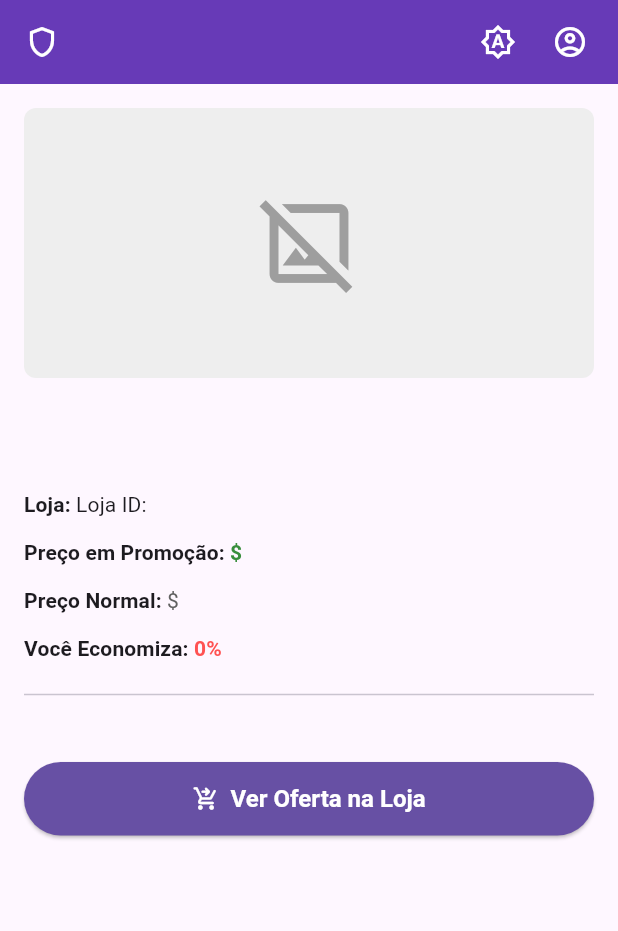
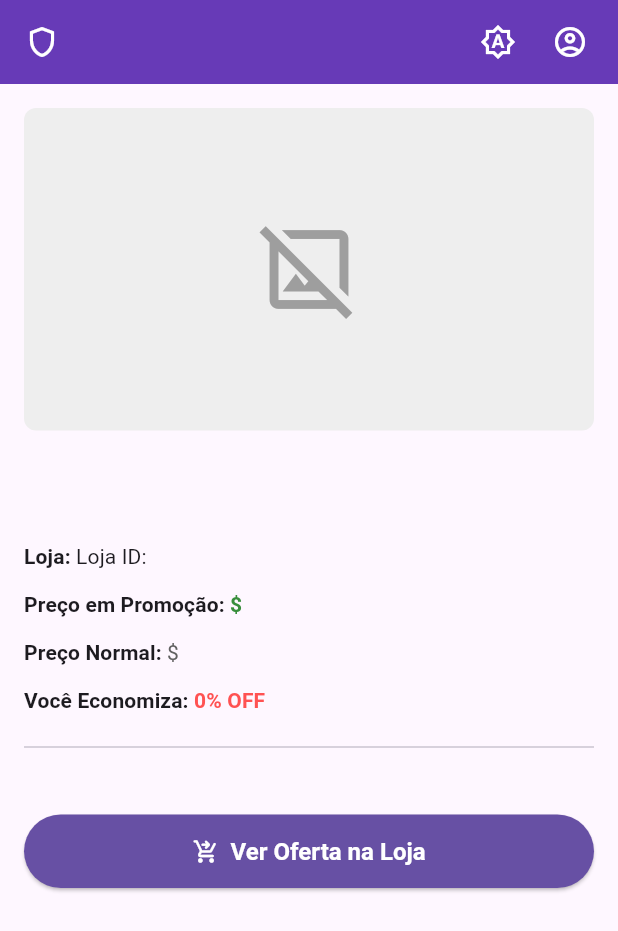
Before and after one commit to lopesDilceu/LootApp, a Flutter app: the SmallDealCardWidget widget shown alone on an empty page, opened directly with empty values, after a tap on an icon or button, on a phone screen of 412 x 824 dp. Shown: the top 931 px of the screen. Run offline on Flutter 3.47's test engine with Material 3 defaults, Android fonts, the phone set to English and light mode, and no system bars; our stand-ins replace flutter_secure_storage, get, get_storage; accounts and stored records are empty; network calls fail.

Commit message:
feat: add higher resolution images

```diff
--- a/lib/app/controllers/deal_detail_controller.dart
+++ b/lib/app/controllers/deal_detail_controller.dart
@@ -1,31 +1,51 @@
+import 'package:flutter/material.dart';
 import 'package:get/get.dart';
+import 'package:loot_app/app/constants/api/api_constants.dart';
 import 'package:loot_app/app/data/models/deal_model.dart';
 import 'package:url_launcher/url_launcher.dart'; // Para abrir o link da promoção
 
 class DealDetailController extends GetxController {
   final Rxn<DealModel> deal = Rxn<DealModel>();
 
-  // URL de redirecionamento da CheapShark
-  String _getDealRedirectUrl(String? dealID) {
-    if (dealID == null || dealID.isEmpty) return "https://www.cheapshark.com";
-    return 'https://www.cheapshark.com/redirect?dealID=$dealID';
+  // Getter para a URL da imagem que deve ser exibida na tela de detalhes
+  String get displayImageUrl {
+    if (deal.value == null) return '';
+
+    final currentDeal = deal.value!;
+    String imageUrlToUse = currentDeal.thumb;
+
+    if (currentDeal.steamAppID != null && currentDeal.steamAppID!.isNotEmpty) {
+      imageUrlToUse = 'https://steamcdn-a.akamaihd.net/steam/apps/${currentDeal.steamAppID}/header.jpg';
+      print("[DealDetailController] Usando URL da Steam (header.jpg): $imageUrlToUse");
+    } else {
+      print("[DealDetailController] Sem steamAppID, usando thumbnail: $imageUrlToUse");
+    }
+
+    if (imageUrlToUse.isEmpty) return '';
+
+    String encodedImageUrl = Uri.encodeComponent(imageUrlToUse);
+    // VVVVVV USA A CONSTANTE AQUI VVVVVV
+    final proxiedUrl = "${ApiConstants.imageProxyUrlPrefix}$encodedImageUrl";
+    print("[DealDetailController] URL final do proxy para a imagem: $proxiedUrl");
+    return proxiedUrl;
   }
 
   @override
   void onInit() {
     super.onInit();
+    print("[DealDetailController] onInit. Argumentos: ${Get.arguments}");
     if (Get.arguments is DealModel) {
       deal.value = Get.arguments as DealModel;
     } else {
-      print(
-        "ERRO: DealModel não foi passado como argumento para DealDetailScreen.",
-      );
-      Get.snackbar(
-        "Erro",
-        "Não foi possível carregar os detalhes da promoção.",
-      );
-      // Considerar Get.back() se o deal for essencial e não puder ser carregado
+      print("ERRO: DealModel não foi passado como argumento para DealDetailScreen. Tipo: ${Get.arguments?.runtimeType}");
+      Get.snackbar("Erro", "Não foi possível carregar os detalhes da promoção.");
     }
+  }
+
+  // Método para abrir o link da promoção (como antes)
+  String _getDealRedirectUrl(String? dealID) {
+    if (dealID == null || dealID.isEmpty) return "https://www.cheapshark.com";
+    return 'https://www.cheapshark.com/redirect?dealID=$dealID';
   }
 
   Future<void> launchDealUrl() async {
--- a/lib/app/screens/deals/deal_detail_screen.dart
+++ b/lib/app/screens/deals/deal_detail_screen.dart
@@ -1,18 +1,21 @@
 import 'package:flutter/material.dart';
 import 'package:get/get.dart';
-import 'package:intl/intl.dart'; // Para formatar data
+import 'package:intl/intl.dart';
 import 'package:loot_app/app/constants/api/api_constants.dart';
 import 'package:loot_app/app/controllers/deal_detail_controller.dart';
-import 'package:loot_app/app/widgets/common/app_bar.dart'; // Seu AppBar
+import 'package:loot_app/app/widgets/common/app_bar.dart';
+import 'package:loot_app/app/data/models/deal_model.dart';
 
 class DealDetailScreen extends GetView<DealDetailController> {
   const DealDetailScreen({super.key});
 
+  // ... (_buildInfoRow como antes) ...
   Widget _buildInfoRow(
     String label,
     String? value, {
     Color? valueColor,
     bool isBold = false,
+    bool lineThrough = false,
   }) {
     if (value == null || value.isEmpty) return const SizedBox.shrink();
     return Padding(
@@ -32,6 +35,9 @@ class DealDetailScreen extends GetView<DealDetailController> {
               style: Get.textTheme.titleSmall?.copyWith(
                 color: valueColor,
                 fontWeight: isBold ? FontWeight.bold : FontWeight.normal,
+                decoration: lineThrough
+                    ? TextDecoration.lineThrough
+                    : TextDecoration.none,
               ),
             ),
           ),
@@ -43,136 +49,151 @@ class DealDetailScreen extends GetView<DealDetailController> {
   @override
   Widget build(BuildContext context) {
     return Scaffold(
-      appBar: CommonAppBar(title: controller.deal.value?.title ?? "Detalhes"),
+      appBar: CommonAppBar(
+        title: controller.deal.value?.title ?? "Detalhes da Promoção",
+      ),
       body: Obx(() {
-        // Obx para reagir caso o 'deal' seja carregado de forma assíncrona no futuro
-        final deal = controller.deal.value;
-        if (deal == null) {
-          return const Center(child: Text("Promoção não encontrada."));
-        }
-
-        String imageUrlToDisplay = deal.thumb;
-
-        if (deal.steamAppID != null && deal.steamAppID!.isNotEmpty) {
-          // Tenta pegar uma imagem maior da Steam (ex: header.jpg)
-          String potentialSteamHeaderUrl =
-              'https://steamcdn-a.akamaihd.net/steam/apps/${deal.steamAppID}/header.jpg';
-          // Ou para a imagem de capa vertical:
-          // String potentialSteamLibraryUrl = 'https://steamcdn-a.akamaihd.net/steam/apps/${deal.steamAppID}/library_600x900.jpg';
-
-          // Você pode definir uma preferência ou até tentar carregar a maior e fazer fallback para a thumb se falhar.
-          // Por simplicidade, vamos usar a headerUrl se steamAppID existir.
-          imageUrlToDisplay = potentialSteamHeaderUrl;
-          print(
-            "[DealDetailScreen] Usando imagem da Steam: $imageUrlToDisplay",
+        final currentDeal = controller.deal.value;
+        if (currentDeal == null) {
+          return const Center(
+            child: Text("Detalhes da promoção não disponíveis."),
           );
         }
 
-        String proxiedImageUrl = '';
-        if (deal.thumb.isNotEmpty) {
-          String encodedImageUrl = Uri.encodeComponent(deal.thumb);
-          proxiedImageUrl =
-              "${ApiConstants.imageProxyUrlPrefix}$encodedImageUrl";
-        }
+        final String proxiedImageUrlToShow =
+            controller.displayImageUrl; // Já usa o proxy
+        print(
+          "[DealDetailScreen] URL da imagem para exibir: $proxiedImageUrlToShow",
+        );
 
         return SingleChildScrollView(
           padding: const EdgeInsets.all(16.0),
           child: Column(
             crossAxisAlignment: CrossAxisAlignment.stretch,
             children: [
-              // Imagem Maior
               Container(
-                height: 180, // Altura maior para a imagem de detalhe
-                width: double.infinity,
+                // Container da Imagem Principal
+                height: 215,
+                width: 460,
+                constraints: BoxConstraints(
+                  maxWidth: MediaQuery.of(context).size.width - 32,
+                ),
                 decoration: BoxDecoration(
                   color: Colors.grey[200],
                   borderRadius: BorderRadius.circular(8),
                 ),
-                child: proxiedImageUrl.isNotEmpty
-                    ? ClipRRect(
-                        borderRadius: BorderRadius.circular(8),
-                        child: Image.network(
-                          proxiedImageUrl,
-                          fit: BoxFit
-                              .contain, // Ou BoxFit.cover dependendo da proporção
-                          errorBuilder: (ctx, err, st) => const Center(
-                            child: Icon(
+                child: Center(
+                  child: proxiedImageUrlToShow.isNotEmpty
+                      ? Image.network(
+                          proxiedImageUrlToShow,
+                          fit: BoxFit.contain,
+                          errorBuilder: (ctx, err, st) {
+                            print(
+                              "[DealDetailScreen] Erro ao carregar imagem principal via proxy: $err - URL: $proxiedImageUrlToShow",
+                            );
+                            if (currentDeal.thumb.isNotEmpty) {
+                              String encodedThumbUrl = Uri.encodeComponent(
+                                currentDeal.thumb,
+                              );
+                              // VVVVVV USA A CONSTANTE AQUI VVVVVV
+                              String proxiedThumbUrl =
+                                  "${ApiConstants.imageProxyUrlPrefix}$encodedThumbUrl";
+                              print(
+                                "[DealDetailScreen] Fallback para thumbnail: $proxiedThumbUrl",
+                              );
+                              return Image.network(
+                                proxiedThumbUrl,
+                                height: 100,
+                                fit: BoxFit.contain,
+                                errorBuilder: (_, __, ___) => const Icon(
+                                  Icons.broken_image_outlined,
+                                  size: 70,
+                                  color: Colors.grey,
+                                ),
+                              );
+                            }
+                            return const Icon(
                               Icons.broken_image_outlined,
                               size: 70,
                               color: Colors.grey,
-                            ),
-                          ),
+                            );
+                          },
                           loadingBuilder: (ctx, child, progress) {
                             if (progress == null) return child;
-                            return const Center(
-                              child: CircularProgressIndicator(),
+                            return Center(
+                              child: CircularProgressIndicator(
+                                value: progress.expectedTotalBytes != null
+                                    ? progress.cumulativeBytesLoaded /
+                                          progress.expectedTotalBytes!
+                                    : null,
+                              ),
                             );
                           },
-                        ),
-                      )
-                    : const Center(
-                        child: Icon(
+                        )
+                      : const Icon(
                           Icons.image_not_supported_outlined,
                           size: 70,
                           color: Colors.grey,
                         ),
-                      ),
+                ),
               ),
+              // ... (resto da sua UI de detalhes como antes) ...
               const SizedBox(height: 20),
-
               Text(
-                deal.title,
+                currentDeal.title,
                 style: Get.textTheme.headlineMedium?.copyWith(
                   fontWeight: FontWeight.bold,
                 ),
               ),
               const SizedBox(height: 12),
 
-              _buildInfoRow("Loja", deal.storeName),
+              _buildInfoRow("Loja", currentDeal.storeName),
               _buildInfoRow(
                 "Preço em Promoção",
-                "\$${deal.salePrice}",
+                "\$${currentDeal.salePrice}",
                 valueColor: Colors.green[700],
                 isBold: true,
               ),
               _buildInfoRow(
                 "Preço Normal",
-                "\$${deal.normalPrice}",
+                "\$${currentDeal.normalPrice}",
                 valueColor: Colors.grey[700],
               ),
               _buildInfoRow(
                 "Você Economiza",
-                "${deal.savingsPercentage.toStringAsFixed(0)}%",
+                "${currentDeal.savingsPercentage.toStringAsFixed(0)}% OFF",
                 valueColor: Colors.redAccent,
                 isBold: true,
               ),
 
               const Divider(height: 30),
 
-              if (deal.metacriticScore != null &&
-                  deal.metacriticScore!.isNotEmpty &&
-                  deal.metacriticScore != "0")
-                _buildInfoRow("Nota Metacritic", deal.metacriticScore!),
+              if (currentDeal.metacriticScore != null &&
+                  currentDeal.metacriticScore!.isNotEmpty &&
+                  currentDeal.metacriticScore != "0")
+                _buildInfoRow("Nota Metacritic", currentDeal.metacriticScore!),
 
-              if (deal.steamRatingText != null &&
-                  deal.steamRatingText!.isNotEmpty)
+              if (currentDeal.steamRatingText != null &&
+                  currentDeal.steamRatingText!.isNotEmpty)
                 _buildInfoRow(
                   "Avaliação Steam",
-                  "${deal.steamRatingText} (${deal.steamRatingPercent ?? ''}%)",
+                  "${currentDeal.steamRatingText} (${currentDeal.steamRatingPercent ?? ''}%)",
                 ),
 
-              if (deal.releaseDate != null && deal.releaseDate! > 0)
+              if (currentDeal.releaseDate != null &&
+                  currentDeal.releaseDate! > 0)
                 _buildInfoRow(
                   "Lançamento",
                   DateFormat('dd/MM/yyyy', Get.locale?.toString()).format(
                     DateTime.fromMillisecondsSinceEpoch(
-                      deal.releaseDate! * 1000,
+                      currentDeal.releaseDate! * 1000,
                     ),
                   ),
                 ),
 
-              if (deal.steamAppID != null && deal.steamAppID!.isNotEmpty)
-                _buildInfoRow("Steam App ID", deal.steamAppID!),
+              if (currentDeal.steamAppID != null &&
+                  currentDeal.steamAppID!.isNotEmpty)
+                _buildInfoRow("Steam App ID", currentDeal.steamAppID!),
 
               const SizedBox(height: 30),
               ElevatedButton.icon(
@@ -184,8 +205,8 @@ class DealDetailScreen extends GetView<DealDetailController> {
                     fontSize: 16,
                     fontWeight: FontWeight.bold,
                   ),
-                  backgroundColor: Theme.of(context).primaryColor,
-                  foregroundColor: Colors.white,
+                  backgroundColor: Theme.of(context).colorScheme.primary,
+                  foregroundColor: Theme.of(context).colorScheme.onPrimary,
                 ),
                 onPressed: controller.launchDealUrl,
               ),
--- a/lib/app/widgets/deals/list_item_deal_card_widget.dart
+++ b/lib/app/widgets/deals/list_item_deal_card_widget.dart
@@ -23,9 +23,30 @@ class ListItemDealCardWidget extends StatelessWidget {
       clipBehavior: Clip.antiAlias,
       child: InkWell(
         onTap: () {
-          print("[ListItemDealCardWidget] Tapped: ${deal.title}. Passando como argumento para DealDetail.");
-          print("[ListItemDealCardWidget] Tipo de 'deal': ${deal.runtimeType}");
-          Get.toNamed(AppRoutes.DEAL_DETAIL, arguments: deal);
+          // Log para verificar o objeto 'deal' ANTES de navegar
+          if (deal == null) { // 'deal' é o parâmetro recebido pelo widget do card
+            print("[CardWidget] ERRO CRÍTICO: O objeto 'deal' está NULO antes de tentar navegar!");
+            Get.snackbar(
+              "Erro na Promoção",
+              "Não é possível ver os detalhes, dados da promoção indisponíveis.",
+              backgroundColor: Colors.red,
+              colorText: Colors.white
+            );
+            return; // Impede a navegação se 'deal' for nulo
+          }
+
+          print("[CardWidget] Iniciando navegação para detalhes da promoção: ${deal.title}");
+          print("[CardWidget] Tipo do objeto 'deal' sendo passado: ${deal.runtimeType}");
+          // Para ver os dados, você pode logar o JSON (se tiver o método toJson no DealModel)
+          // print("[CardWidget] Dados do 'deal' (JSON): ${deal.toJson()}");
+          // Ou alguns campos específicos:
+          print("[CardWidget] Deal ID: ${deal.dealID}, Deal Thumb: ${deal.thumb}");
+
+
+          Get.toNamed(
+            AppRoutes.DEAL_DETAIL,
+            arguments: deal, // Passa o objeto 'deal'
+          );
         },
         child: Padding(
           padding: const EdgeInsets.all(10.0),
--- a/lib/app/widgets/deals/small_deal_card_widget.dart
+++ b/lib/app/widgets/deals/small_deal_card_widget.dart
@@ -24,12 +24,42 @@ class SmallDealCardWidget extends StatelessWidget {
       clipBehavior: Clip.antiAlias,
       child: InkWell(
         onTap: () {
-          print("[SmallDealCardWidget] Tapped: ${deal.title}. Passando como argumento para DealDetail.");
-          print("[SmallDealCardWidget] Tipo de 'deal': ${deal.runtimeType}");
-          Get.toNamed(AppRoutes.DEAL_DETAIL, arguments: deal); // Navega para detalhes
+          // Log para verificar o objeto 'deal' ANTES de navegar
+          if (deal == null) {
+            // 'deal' é o parâmetro recebido pelo widget do card
+            print(
+              "[CardWidget] ERRO CRÍTICO: O objeto 'deal' está NULO antes de tentar navegar!",
+            );
+            Get.snackbar(
+              "Erro na Promoção",
+              "Não é possível ver os detalhes, dados da promoção indisponíveis.",
+              backgroundColor: Colors.red,
+              colorText: Colors.white,
+            );
+            return; // Impede a navegação se 'deal' for nulo
+          }
+
+          print(
+            "[CardWidget] Iniciando navegação para detalhes da promoção: ${deal.title}",
+          );
+          print(
+            "[CardWidget] Tipo do objeto 'deal' sendo passado: ${deal.runtimeType}",
+          );
+          // Para ver os dados, você pode logar o JSON (se tiver o método toJson no DealModel)
+          // print("[CardWidget] Dados do 'deal' (JSON): ${deal.toJson()}");
+          // Ou alguns campos específicos:
+          print(
+            "[CardWidget] Deal ID: ${deal.dealID}, Deal Thumb: ${deal.thumb}",
+          );
+
+          Get.toNamed(
+            AppRoutes.DEAL_DETAIL,
+            arguments: deal, // Passa o objeto 'deal'
+          );
         },
         child: SizedBox(
-          width: 160, // Largura fixa para consistência em listas horizontais/grids
+          width:
+              160, // Largura fixa para consistência em listas horizontais/grids
           child: Column(
             crossAxisAlignment: CrossAxisAlignment.start,
             mainAxisSize: MainAxisSize.min,
@@ -38,18 +68,37 @@ class SmallDealCardWidget extends StatelessWidget {
               Container(
                 height: 85,
                 width: double.infinity,
-                color: Colors.grey[200], // Cor de fundo para o placeholder da imagem
+                color: Colors
+                    .grey[200], // Cor de fundo para o placeholder da imagem
                 child: proxiedImageUrl.isNotEmpty
                     ? Image.network(
                         proxiedImageUrl,
                         fit: BoxFit.cover,
-                        errorBuilder: (ctx, err, st) => const Center(child: Icon(Icons.broken_image_outlined, color: Colors.grey, size: 30)),
+                        errorBuilder: (ctx, err, st) => const Center(
+                          child: Icon(
+                            Icons.broken_image_outlined,
+                            color: Colors.grey,
+                            size: 30,
+                          ),
+                        ),
                         loadingBuilder: (ctx, child, progress) {
                           if (progress == null) return child;
-                          return const Center(child: SizedBox(width: 20, height: 20, child: CircularProgressIndicator(strokeWidth: 2)));
+                          return const Center(
+                            child: SizedBox(
+                              width: 20,
+                              height: 20,
+                              child: CircularProgressIndicator(strokeWidth: 2),
+                            ),
+                          );
                         },
                       )
-                    : const Center(child: Icon(Icons.image_not_supported_outlined, color: Colors.grey, size: 30)),
+                    : const Center(
+                        child: Icon(
+                          Icons.image_not_supported_outlined,
+                          color: Colors.grey,
+                          size: 30,
+                        ),
+                      ),
               ),
               // Detalhes
               Padding(
@@ -59,7 +108,9 @@ class SmallDealCardWidget extends StatelessWidget {
                   children: [
                     Text(
                       deal.title,
-                      style: Get.textTheme.bodyMedium?.copyWith(fontWeight: FontWeight.bold),
+                      style: Get.textTheme.bodyMedium?.copyWith(
+                        fontWeight: FontWeight.bold,
+                      ),
                       maxLines: 2,
                       overflow: TextOverflow.ellipsis,
                     ),
```
